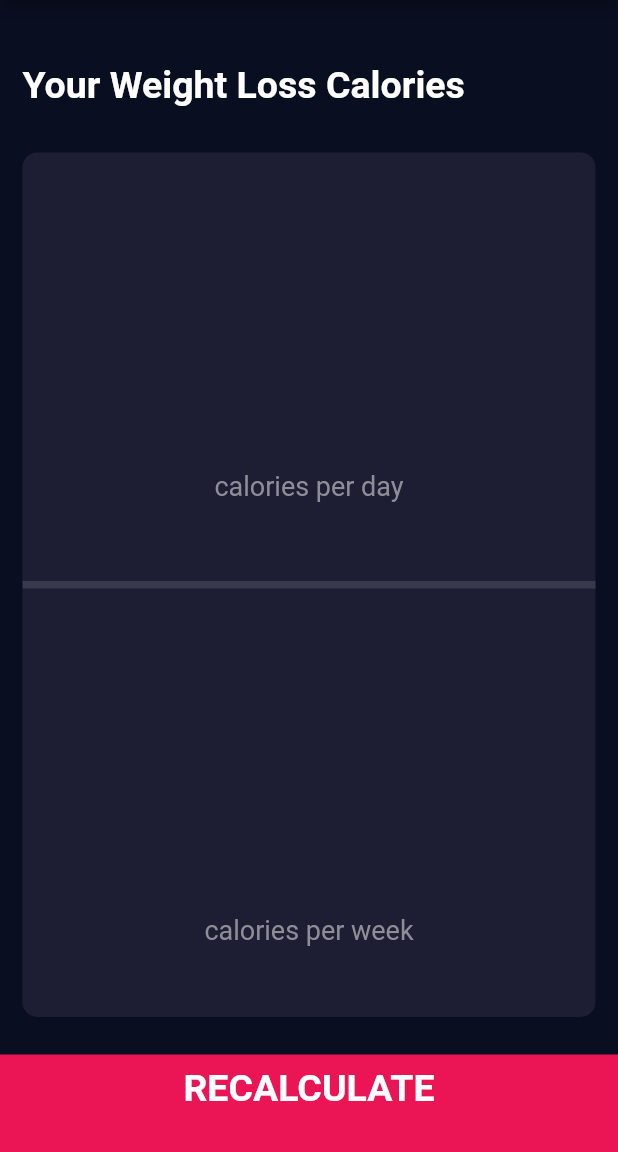
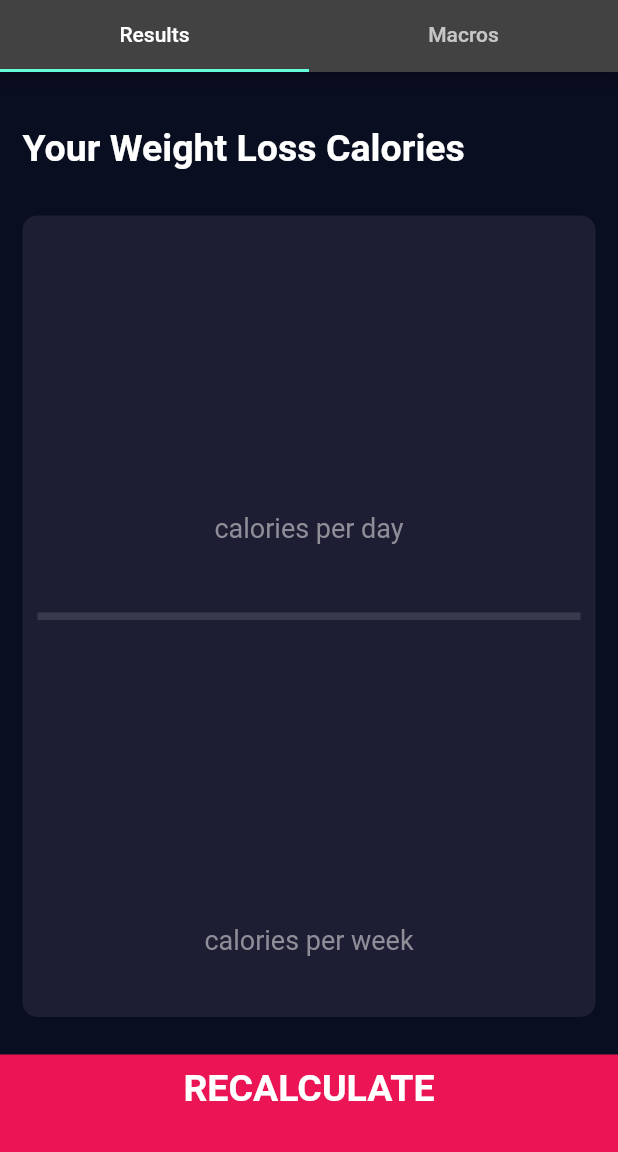
Before and after one commit to RahmsMusti/start_keto, a Flutter app: the ResultsPage screen opened directly with empty values, on a phone screen of 412 x 824 dp, the part 84-1236 px from its top. Run offline on Flutter 3.47's test engine with Material 2 defaults, Android fonts, the light colour scheme and no system bars; our stand-ins replace font_awesome_flutter, google_mobile_ads.

Commit message:
TabView on Results Page
Added tab view on results page for macro doughnut chart and added kg to weight input

```diff
--- a/lib/screens/results_page.dart
+++ b/lib/screens/results_page.dart
@@ -14,11 +14,18 @@ class ResultsPage extends StatelessWidget {
 
   @override
   Widget build(BuildContext context) {
-    return Scaffold(
+    return DefaultTabController(
+      length: 2,
+      child: Scaffold(
         appBar: AppBar(
+          bottom: TabBar(
+            tabs: [Tab(text: 'Results'), Tab(text: 'Macros')],
+          ),
           title: Text('Your Result'),
         ),
-      body: Column(
+        body: TabBarView(
+          children: [
+            Column(
               mainAxisAlignment: MainAxisAlignment.spaceEvenly,
               children: [
                 Expanded(
@@ -49,6 +56,8 @@ class ResultsPage extends StatelessWidget {
                         ),
                         Divider(
                           thickness: 5.0,
+                          indent: 10.0,
+                          endIndent: 10.0,
                         ),
                         Text(
                           // weeklyCalories.toString(),
@@ -71,6 +80,10 @@ class ResultsPage extends StatelessWidget {
                 ),
               ],
             ),
+            Icon(Icons.circle_notifications),
+          ],
+        ),
+      ),
     );
   }
 }
```
Also changed, not shown: lib/screens/input_page.dart (+14 -3 lines). Lines whose indentation alone changed are shown as unchanged.
